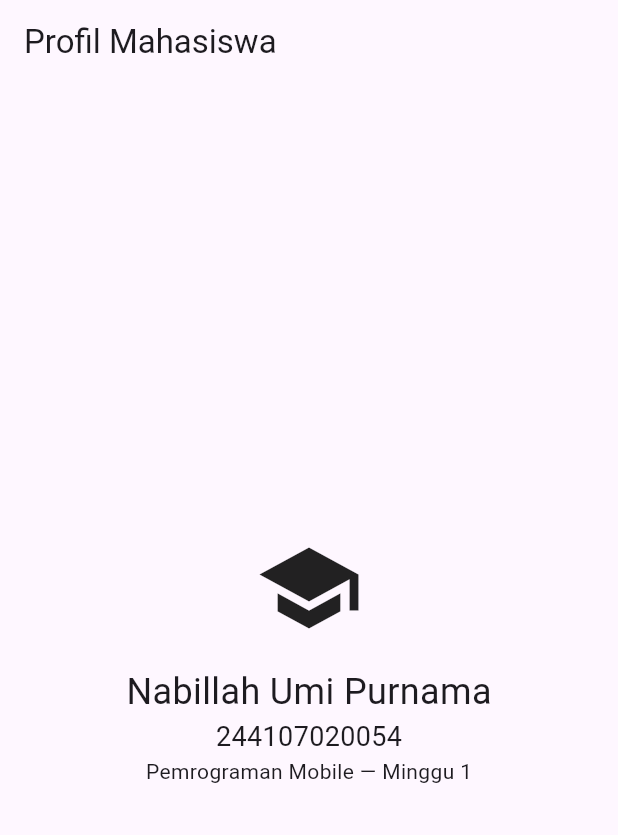
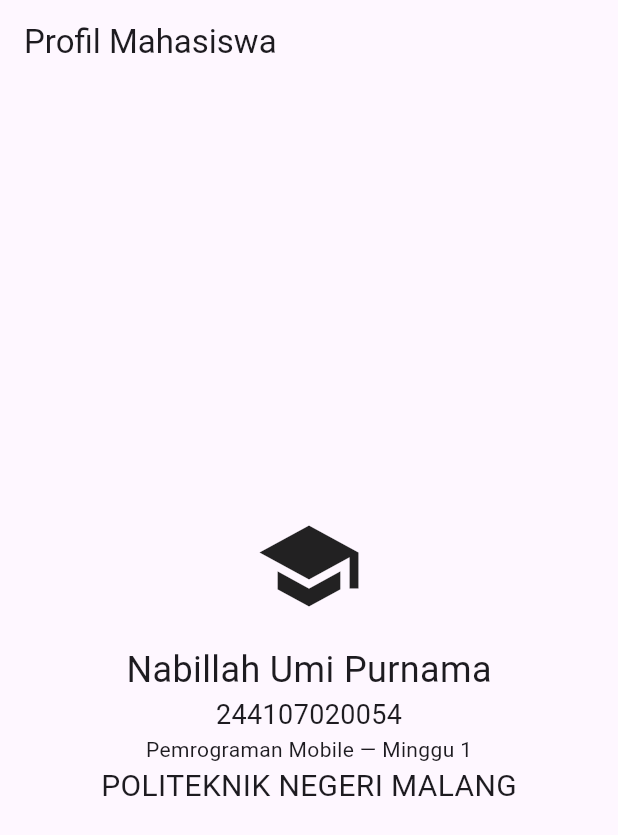
Before and after one commit to nabillahumi/244107020054-mobile-course, a Flutter app: the screen it shows after launch, on a phone screen of 412 x 824 dp. Shown: the top 835 px of the screen. Run offline on Flutter 3.47's test engine with Material 3 defaults, Android fonts, the light colour scheme and no system bars.

Commit message:
feat: add week 1 mobile development project 3

```diff
--- a/01-week-1-mobile-development-ecosystem-flutter-refresh/my_first_app/lib/main.dart
+++ b/01-week-1-mobile-development-ecosystem-flutter-refresh/my_first_app/lib/main.dart
@@ -17,6 +17,7 @@
             Text('Nabillah Umi Purnama', style: TextStyle(fontSize: 24)),
             Text('244107020054', style: TextStyle(fontSize: 18)),
             Text('Pemrograman Mobile — Minggu 1'),
+            Text('POLITEKNIK NEGERI MALANG', style: TextStyle(fontSize: 20)),
           ]),
         ),
       ),
```
Also changed, not shown: 3 other files.
